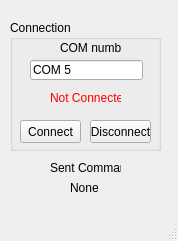
youssefMagdy29/ROV-15, file ROV15/mainwindow.ui: the form before one commit.
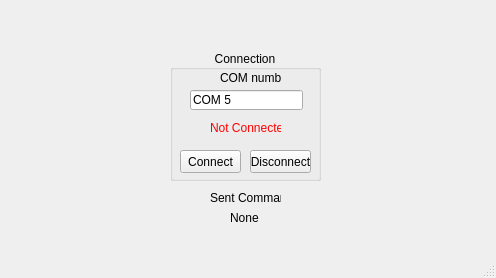
The form after the commit.

Commit message: changing screen size

```diff
--- a/ROV15/mainwindow.ui
+++ b/ROV15/mainwindow.ui
@@ -6,8 +6,8 @@
    <rect>
     <x>0</x>
     <y>0</y>
-    <width>178</width>
-    <height>241</height>
+    <width>496</width>
+    <height>278</height>
    </rect>
   </property>
   <property name="windowTitle">
@@ -17,8 +17,8 @@
    <widget class="QGroupBox" name="groupBox">
     <property name="geometry">
      <rect>
-      <x>10</x>
-      <y>20</y>
+      <x>170</x>
+      <y>50</y>
       <width>151</width>
       <height>131</height>
      </rect>
@@ -26,6 +26,9 @@
     <property name="title">
      <string>Connection</string>
     </property>
+    <property name="alignment">
+     <set>Qt::AlignCenter</set>
+    </property>
     <widget class="QLineEdit" name="lineEditCOMNumber">
      <property name="geometry">
       <rect>
@@ -98,8 +101,8 @@
    <widget class="QLabel" name="label_2">
     <property name="geometry">
      <rect>
-      <x>50</x>
-      <y>160</y>
+      <x>210</x>
+      <y>190</y>
       <width>71</width>
       <height>16</height>
      </rect>
@@ -107,12 +110,15 @@
     <property name="text">
      <string>Sent Command</string>
     </property>
+    <property name="alignment">
+     <set>Qt::AlignLeading|Qt::AlignLeft|Qt::AlignVCenter</set>
+    </property>
    </widget>
    <widget class="QLabel" name="labelSentCommand">
     <property name="geometry">
      <rect>
-      <x>70</x>
-      <y>180</y>
+      <x>230</x>
+      <y>210</y>
       <width>31</width>
       <height>16</height>
      </rect>
```
